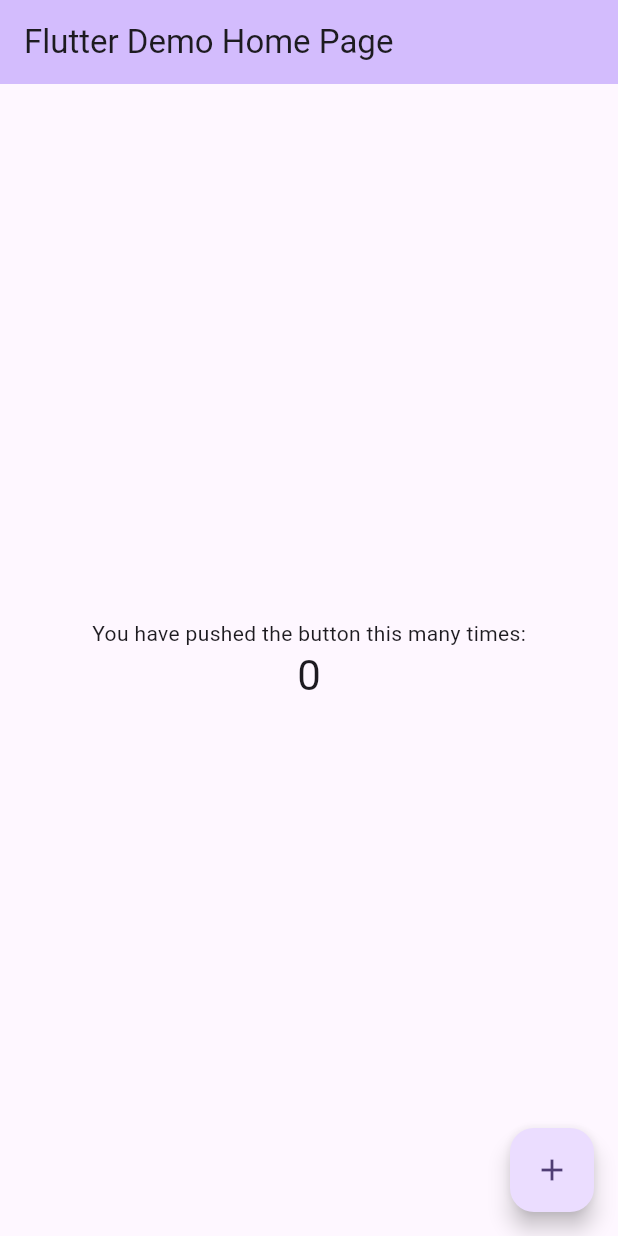
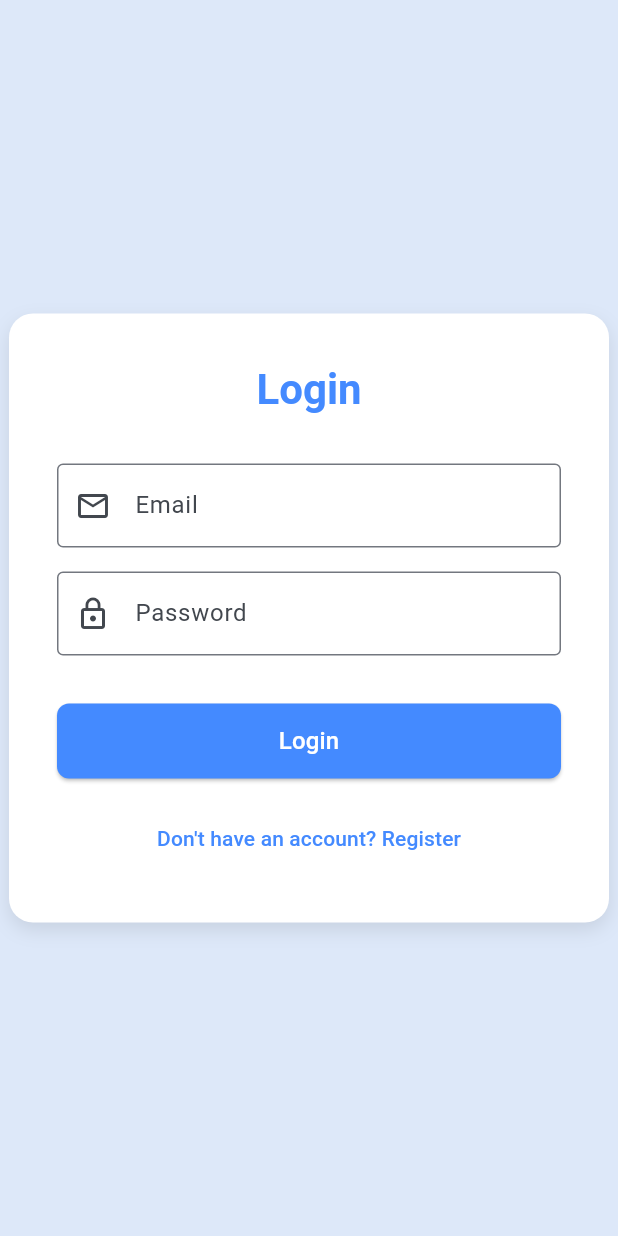
Before and after one commit to Felaeia/Web3-RewardBased-System, a Flutter app: the screen it shows after launch, on a phone screen of 412 x 824 dp. Run offline on Flutter 3.47's test engine with Material 3 defaults, Android fonts, the phone set to English and light mode, and no system bars.

Commit message:
Feat: Implement login, registration, and verification screens with error handling

```diff
--- a/Frontend/lib/main.dart
+++ b/Frontend/lib/main.dart
@@ -1,4 +1,5 @@
 import 'package:flutter/material.dart';
+import 'screens/login_screen.dart';
 
 void main() {
   runApp(const MyApp());
@@ -7,116 +8,20 @@ void main() {
 class MyApp extends StatelessWidget {
   const MyApp({super.key});
 
-  // This widget is the root of your application.
   @override
   Widget build(BuildContext context) {
     return MaterialApp(
-      title: 'Flutter Demo',
+      title: 'Web3 Reward Based System',
+      debugShowCheckedModeBanner: false,
       theme: ThemeData(
-        // This is the theme of your application.
-        //
-        // TRY THIS: Try running your application with "flutter run". You'll see
-        // the application has a purple toolbar. Then, without quitting the app,
-        // try changing the seedColor in the colorScheme below to Colors.green
-        // and then invoke "hot reload" (save your changes or press the "hot
-        // reload" button in a Flutter-supported IDE, or press "r" if you used
-        // the command line to start the app).
-        //
-        // Notice that the counter didn't reset back to zero; the application
-        // state is not lost during the reload. To reset the state, use hot
-        // restart instead.
-        //
-        // This works for code too, not just values: Most code changes can be
-        // tested with just a hot reload.
-        colorScheme: .fromSeed(seedColor: Colors.deepPurple),
+        colorScheme: ColorScheme.fromSeed(
+          seedColor: const Color(0xFFDDE8F9),
+          primary: Colors.blueAccent,
+        ),
+        scaffoldBackgroundColor: const Color(0xFFDDE8F9),
+        useMaterial3: true,
       ),
-      home: const MyHomePage(title: 'Flutter Demo Home Page'),
+      home: const LoginScreen(),
     );
   }
 }
-
-class MyHomePage extends StatefulWidget {
-  const MyHomePage({super.key, required this.title});
-
-  // This widget is the home page of your application. It is stateful, meaning
-  // that it has a State object (defined below) that contains fields that affect
-  // how it looks.
-
-  // This class is the configuration for the state. It holds the values (in this
-  // case the title) provided by the parent (in this case the App widget) and
-  // used by the build method of the State. Fields in a Widget subclass are
-  // always marked "final".
-
-  final String title;
-
-  @override
-  State<MyHomePage> createState() => _MyHomePageState();
-}
-
-class _MyHomePageState extends State<MyHomePage> {
-  int _counter = 0;
-
-  void _incrementCounter() {
-    setState(() {
-      // This call to setState tells the Flutter framework that something has
-      // changed in this State, which causes it to rerun the build method below
-      // so that the display can reflect the updated values. If we changed
-      // _counter without calling setState(), then the build method would not be
-      // called again, and so nothing would appear to happen.
-      _counter++;
-    });
-  }
-
-  @override
-  Widget build(BuildContext context) {
-    // This method is rerun every time setState is called, for instance as done
-    // by the _incrementCounter method above.
-    //
-    // The Flutter framework has been optimized to make rerunning build methods
-    // fast, so that you can just rebuild anything that needs updating rather
-    // than having to individually change instances of widgets.
-    return Scaffold(
-      appBar: AppBar(
-        // TRY THIS: Try changing the color here to a specific color (to
-        // Colors.amber, perhaps?) and trigger a hot reload to see the AppBar
-        // change color while the other colors stay the same.
-        backgroundColor: Theme.of(context).colorScheme.inversePrimary,
-        // Here we take the value from the MyHomePage object that was created by
-        // the App.build method, and use it to set our appbar title.
-        title: Text(widget.title),
-      ),
-      body: Center(
-        // Center is a layout widget. It takes a single child and positions it
-        // in the middle of the parent.
-        child: Column(
-          // Column is also a layout widget. It takes a list of children and
-          // arranges them vertically. By default, it sizes itself to fit its
-          // children horizontally, and tries to be as tall as its parent.
-          //
-          // Column has various properties to control how it sizes itself and
-          // how it positions its children. Here we use mainAxisAlignment to
-          // center the children vertically; the main axis here is the vertical
-          // axis because Columns are vertical (the cross axis would be
-          // horizontal).
-          //
-          // TRY THIS: Invoke "debug painting" (choose the "Toggle Debug Paint"
-          // action in the IDE, or press "p" in the console), to see the
-          // wireframe for each widget.
-          mainAxisAlignment: .center,
-          children: [
-            const Text('You have pushed the button this many times:'),
-            Text(
-              '$_counter',
-              style: Theme.of(context).textTheme.headlineMedium,
-            ),
-          ],
-        ),
-      ),
-      floatingActionButton: FloatingActionButton(
-        onPressed: _incrementCounter,
-        tooltip: 'Increment',
-        child: const Icon(Icons.add),
-      ),
-    );
-  }
-}
--- /dev/null
+++ b/Frontend/lib/screens/login_screen.dart
@@ -0,0 +1,128 @@
+import 'package:flutter/material.dart';
+import 'error_screen.dart';
+import 'register_screen.dart';
+import 'verification_screen.dart';
+
+class LoginScreen extends StatefulWidget {
+  const LoginScreen({super.key});
+
+  @override
+  State<LoginScreen> createState() => _LoginScreenState();
+}
+
+class _LoginScreenState extends State<LoginScreen> {
+  final TextEditingController _emailController = TextEditingController();
+  final TextEditingController _passwordController = TextEditingController();
+
+  void _handleLogin() {
+    String email = _emailController.text.trim();
+    String password = _passwordController.text.trim();
+
+    if (email.isEmpty || password.isEmpty) {
+      Navigator.of(context).push(
+        MaterialPageRoute(
+          builder: (context) => const ErrorScreen(errorMessage: 'Please fill in all required fields (Email & Password).'),
+        ),
+      );
+      return;
+    }
+
+    // Simulating incorrect password/email for demonstration
+    if (email == 'error@test.com' || password == 'wrong') {
+       Navigator.of(context).push(
+        MaterialPageRoute(
+          builder: (context) => const ErrorScreen(errorMessage: 'Incorrect Email or Password.'),
+        ),
+      );
+      return;
+    }
+
+    // Success logic - redirect to 2FA for demonstration
+    Navigator.of(context).push(
+      MaterialPageRoute(
+        builder: (context) => const VerificationScreen(),
+      ),
+    );
+  }
+
+  @override
+  Widget build(BuildContext context) {
+    return Scaffold(
+      backgroundColor: const Color(0xFFDDE8F9),
+      body: Center(
+        child: Container(
+          constraints: const BoxConstraints(maxWidth: 400),
+          padding: const EdgeInsets.all(32.0),
+          decoration: BoxDecoration(
+            color: Colors.white,
+            borderRadius: BorderRadius.circular(16),
+            boxShadow: [
+              BoxShadow(
+                color: Colors.black.withAlpha(25),
+                blurRadius: 10,
+                offset: const Offset(0, 5),
+              ),
+            ],
+          ),
+          child: Column(
+            mainAxisSize: MainAxisSize.min,
+            children: [
+              Text(
+                'Login',
+                style: Theme.of(context).textTheme.headlineMedium?.copyWith(
+                      fontWeight: FontWeight.bold,
+                      color: Colors.blueAccent,
+                    ),
+              ),
+              const SizedBox(height: 32),
+              TextField(
+                controller: _emailController,
+                decoration: const InputDecoration(
+                  labelText: 'Email',
+                  prefixIcon: Icon(Icons.email_outlined),
+                  border: OutlineInputBorder(),
+                ),
+                keyboardType: TextInputType.emailAddress,
+              ),
+              const SizedBox(height: 16),
+              TextField(
+                controller: _passwordController,
+                decoration: const InputDecoration(
+                  labelText: 'Password',
+                  prefixIcon: Icon(Icons.lock_outline),
+                  border: OutlineInputBorder(),
+                ),
+                obscureText: true,
+              ),
+              const SizedBox(height: 32),
+              SizedBox(
+                width: double.infinity,
+                height: 50,
+                child: ElevatedButton(
+                  onPressed: _handleLogin,
+                  style: ElevatedButton.styleFrom(
+                    backgroundColor: Colors.blueAccent,
+                    foregroundColor: Colors.white,
+                    shape: RoundedRectangleBorder(
+                      borderRadius: BorderRadius.circular(8),
+                    ),
+                  ),
+                  child: const Text('Login', style: TextStyle(fontSize: 16)),
+                ),
+              ),
+              const SizedBox(height: 16),
+              TextButton(
+                onPressed: () {
+                  Navigator.of(context).push(
+                    MaterialPageRoute(builder: (context) => const RegisterScreen()),
+                  );
+                },
+                child: const Text("Don't have an account? Register"),
+              ),
+            ],
+          ),
+        ),
+      ),
+    );
+  }
+}
```
Also changed, not shown: Frontend/lib/screens/error_screen.dart (added, +53 -0 lines), Frontend/lib/screens/register_screen.dart (added, +182 -0 lines), Frontend/lib/screens/verification_screen.dart (added, +126 -0 lines).
